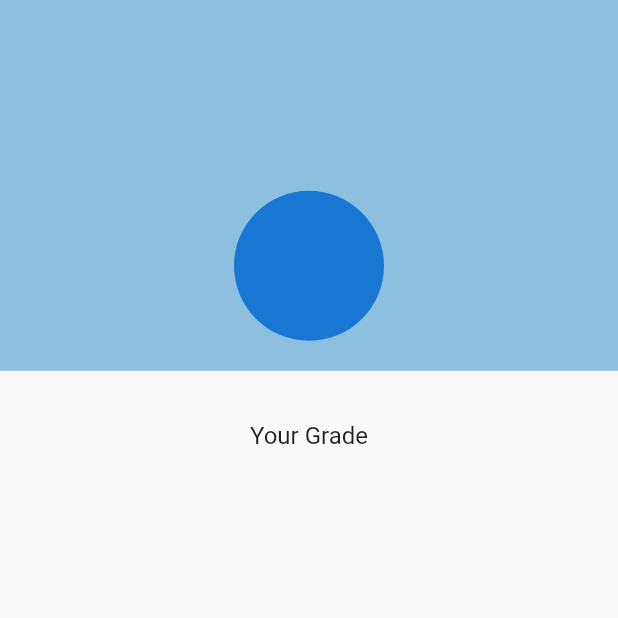
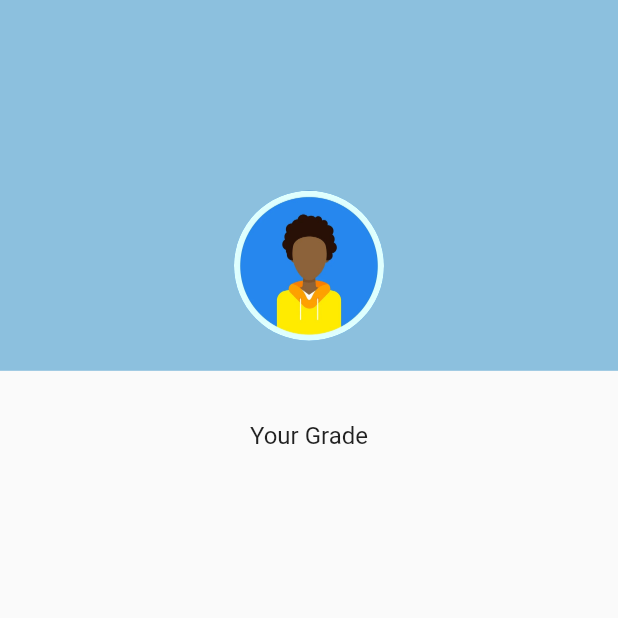
Before and after one commit to Maahrcy/study_app, a Flutter app: the Profile screen opened directly, on a phone screen of 412 x 824 dp, the top half of it. Run offline on Flutter 3.47's test engine with Material 2 defaults, Android fonts, the light colour scheme and no system bars; our stand-ins replace google_fonts, shared_preferences, sqflite; accounts and stored records are empty.

Commit message:
asset de perfil em profile e v nav bar

```diff
--- a/lib/pages/home_page/home.dart
+++ b/lib/pages/home_page/home.dart
@@ -51,8 +51,7 @@ class _HomeState extends State<Home> {
             const ListTile(
               title: Center(
                 child: CircleAvatar(
-                  backgroundImage: NetworkImage(
-                      'https://flyclipart.com/profile-icon-png-black-profile-icon-png-196391'),
+                  backgroundImage: AssetImage('assets/images/perfil.jpg'),
                 ),
               ),
             ),
--- a/lib/pages/profile_page/profile.dart
+++ b/lib/pages/profile_page/profile.dart
@@ -36,6 +36,7 @@ class _ProfileState extends State<Profile> {
             mainAxisAlignment: MainAxisAlignment.end,
             children: const [
               CircleAvatar(
+                backgroundImage: AssetImage('assets/images/perfil.jpg'),
                 radius: 50,
               ),
               SizedBox(
```
